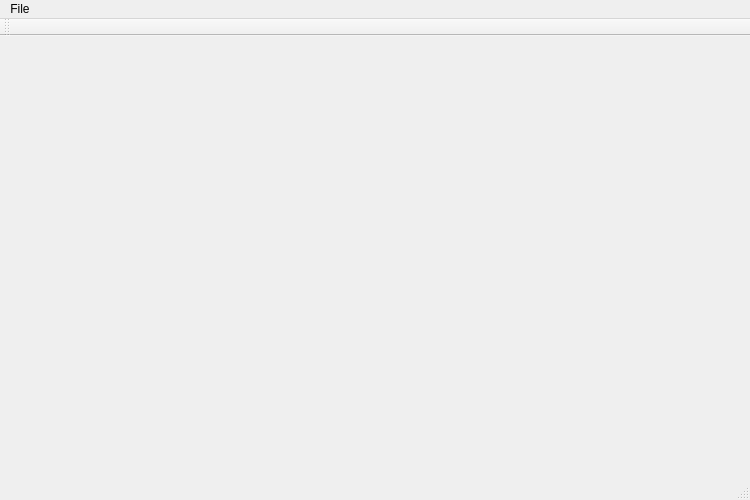
Before: the Qt Designer form mainwindow.ui in tranter/qt-google-freebase, drawn with Qt 5.
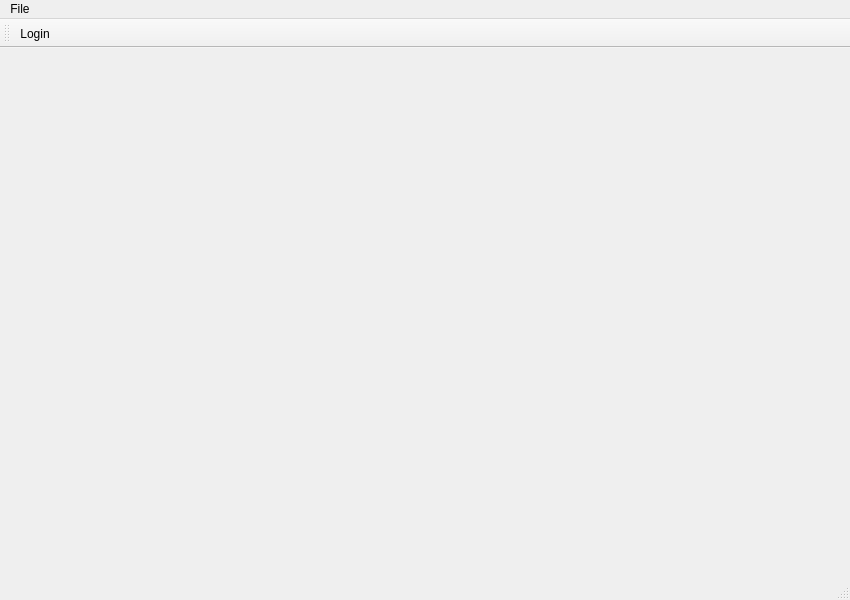
After: the same form once the commit is applied. Icons and pictures are not drawn.

```diff
--- a/mainwindow.ui
+++ b/mainwindow.ui
@@ -6,8 +6,8 @@
    <rect>
     <x>0</x>
     <y>0</y>
-    <width>750</width>
-    <height>500</height>
+    <width>850</width>
+    <height>600</height>
    </rect>
   </property>
   <property name="windowTitle">
@@ -19,7 +19,7 @@
     <rect>
      <x>0</x>
      <y>0</y>
-     <width>750</width>
+     <width>850</width>
      <height>21</height>
     </rect>
    </property>
@@ -40,8 +40,13 @@
    <attribute name="toolBarBreak">
     <bool>false</bool>
    </attribute>
+   <addaction name="actionLogin"/>
   </widget>
-  <widget class="QStatusBar" name="statusBar"/>
+  <widget class="QStatusBar" name="statusBar">
+   <property name="enabled">
+    <bool>true</bool>
+   </property>
+  </widget>
   <action name="actionExit">
    <property name="text">
     <string>Exit</string>
```
Left out of the diff: 8 changed lines with no effect on the pictures.
